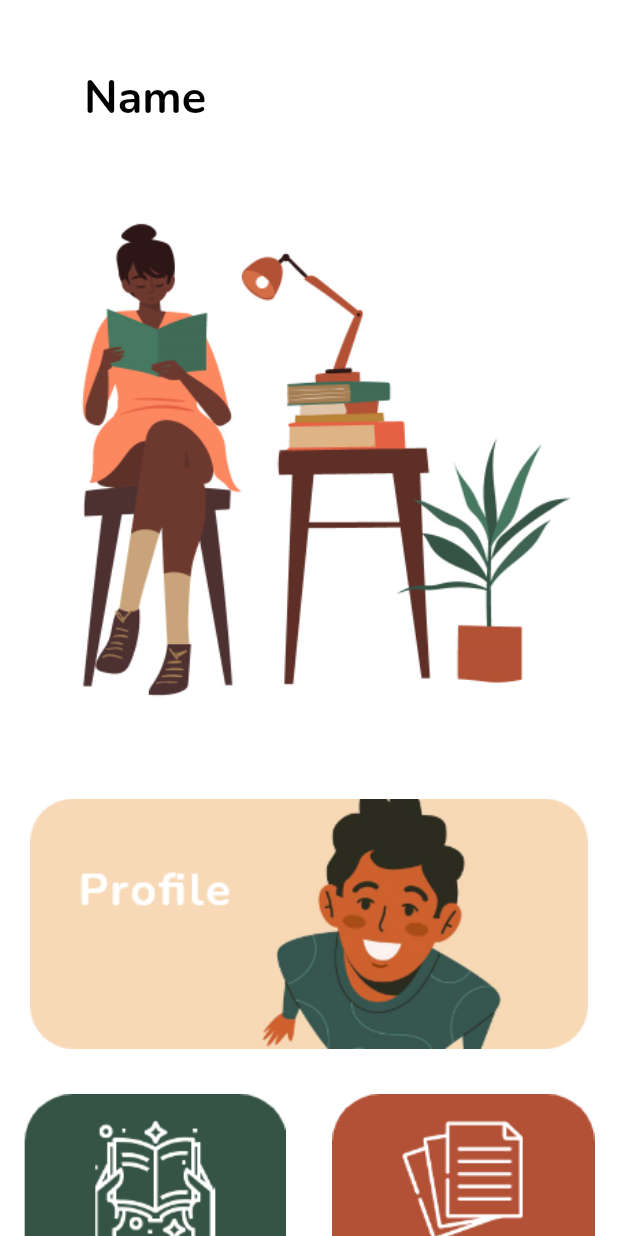
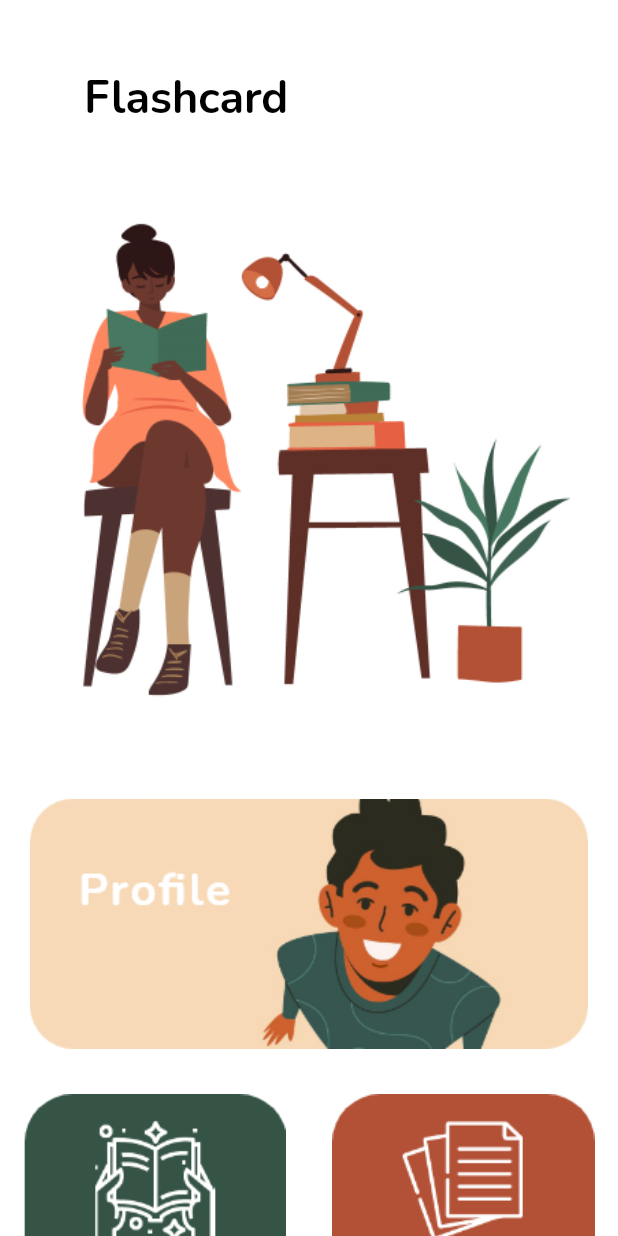
Before and after one commit to Eugene-C1/FlashCard, a Flutter app: the MyHomePage screen opened by its route, on a phone screen of 412 x 824 dp. Run offline on Flutter 3.47's test engine with Material 2 defaults, Android fonts, the phone set to English and light mode, and no system bars; our stand-ins replace after_layout, animated_splash_screen, flip_card, page_transition, percent_indicator, shared_preferences and 1 more; accounts and stored records are empty.

Commit message:
9th commmit

```diff
--- a/lib/main.dart
+++ b/lib/main.dart
@@ -67,7 +67,7 @@ class _MyHomePageState extends State<MyHomePage> {
                     left: 56,
                   ),
                   child: Text(
-                    'Name',
+                    'Flashcard',
                     style: TextStyle(
                       color: Colors.black,
                       fontSize: 30,
```
